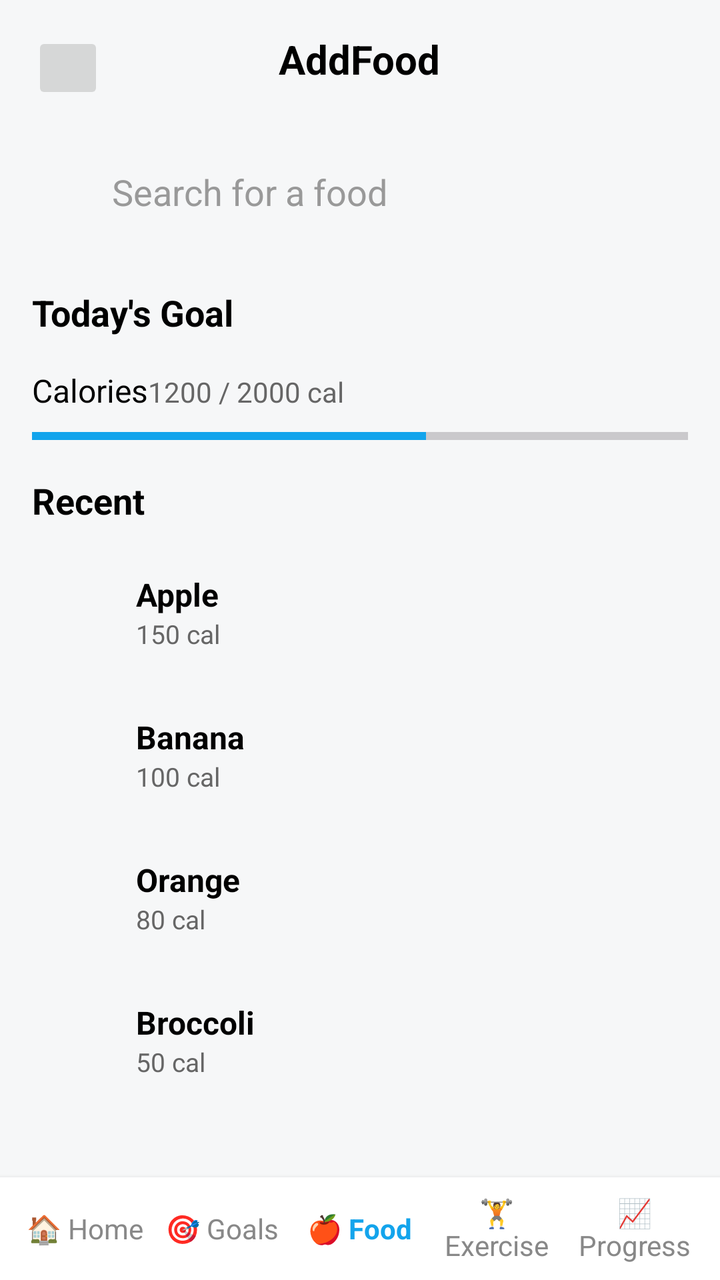
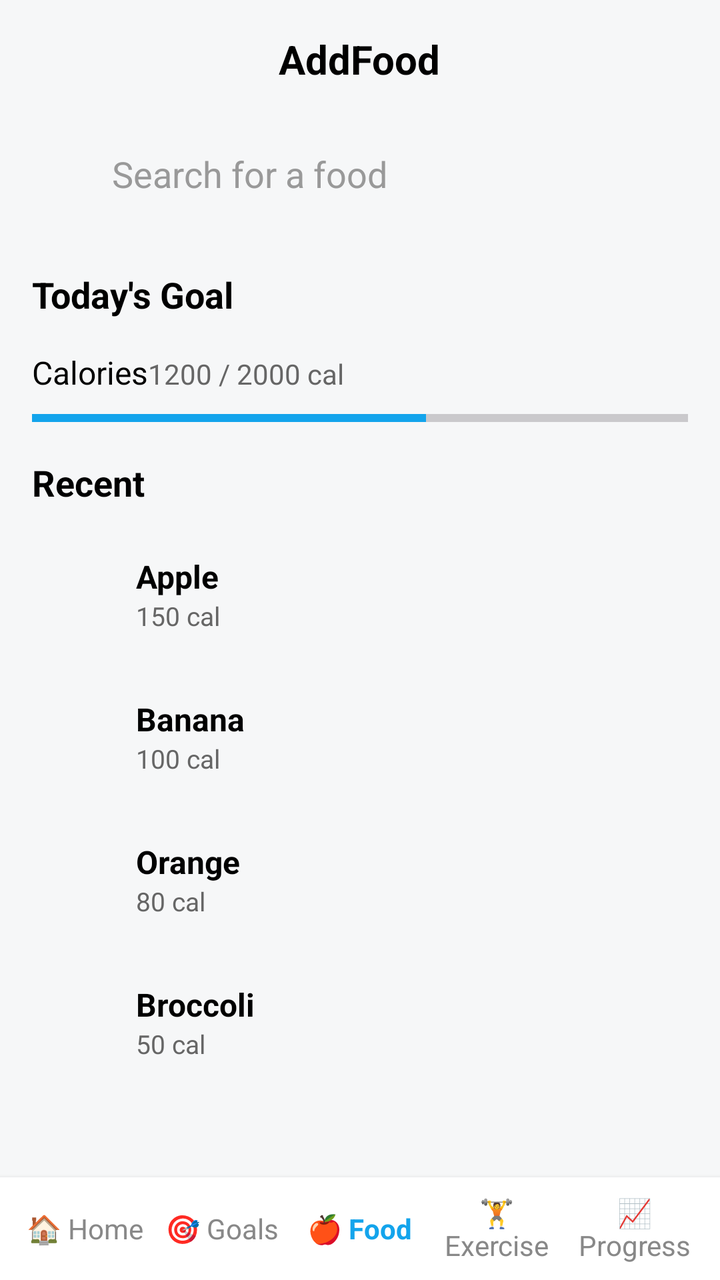

Before-and-after screenshots of an Android layout around one commit, followed by the original layout XML and the change that was made.
<!-- AndroidManifest.xml: application theme Theme.FinalHamada -->
<!-- res/layout/activity_add_foods.xml -->
<?xml version="1.0" encoding="utf-8"?>
<LinearLayout xmlns:android="http://schemas.android.com/apk/res/android"
    android:orientation="vertical"
    android:background="#F6F7F8"
    android:layout_width="match_parent"
    android:layout_height="match_parent"
    android:id="@+id/main">

    
    <RelativeLayout
        android:layout_width="match_parent"
        android:layout_height="wrap_content"
        android:padding="16dp">

        <ImageButton
            android:id="@+id/btnClose"
            android:layout_alignParentStart="true"
            android:layout_width="36dp"
            android:layout_height="36dp" />

        <TextView
            android:id="@+id/tvTitle"
            android:text="AddFood"
            android:textSize="20sp"
            android:textStyle="bold"
            android:layout_centerHorizontal="true"
            android:textColor="#000"
            android:layout_width="wrap_content"
            android:layout_height="wrap_content" />
    </RelativeLayout>

    
    <LinearLayout
        android:orientation="horizontal"
        android:padding="8dp"
        android:layout_marginHorizontal="16dp"
        android:layout_marginTop="4dp"
        android:layout_width="match_parent"
        android:layout_height="48dp">

        <ImageView
            android:layout_gravity="center_vertical"
            android:layout_marginEnd="8dp"
            android:layout_width="24dp"
            android:layout_height="24dp"/>

        <EditText
            android:id="@+id/etSearchFood"
            android:hint="Search for a food"
            android:background="@null"
            android:textColor="#000"
            android:textColorHint="#999"
            android:layout_weight="1"
            android:layout_width="0dp"
            android:layout_height="match_parent"/>
    </LinearLayout>

    
    <TextView
        android:id="@+id/tvTdGoal"
        android:layout_width="wrap_content"
        android:layout_height="wrap_content"
        android:layout_marginStart="16dp"
        android:layout_marginTop="24dp"
        android:text="Today's Goal"
        android:textColor="#000"
        android:textSize="18sp"
        android:textStyle="bold" />

    
    <LinearLayout
        android:orientation="vertical"
        android:layout_margin="16dp"
        android:layout_width="match_parent"
        android:layout_height="wrap_content">

        <LinearLayout
            android:orientation="horizontal"
            android:layout_width="match_parent"
            android:layout_height="wrap_content">

            <TextView
                android:id="@+id/tvCalrories"
                android:layout_width="wrap_content"
                android:layout_height="wrap_content"
                android:text="Calories"
                android:textColor="#000"
                android:textSize="16sp" />

            <TextView
                android:id="@+id/tvCAL"
                android:layout_width="wrap_content"
                android:layout_height="wrap_content"
                android:text="1200 / 2000 cal"
                android:textColor="#666"
                android:textSize="14sp" />
        </LinearLayout>

        <ProgressBar
            android:id="@+id/progressCalories"
            style="?android:attr/progressBarStyleHorizontal"
            android:progress="60"
            android:progressTint="#13a4ec"
            android:backgroundTint="#E0E0E0"
            android:layout_marginTop="8dp"
            android:layout_width="match_parent"
            android:layout_height="8dp"/>
    </LinearLayout>

    
    <TextView
        android:id="@+id/tvRecent"
        android:layout_width="wrap_content"
        android:layout_height="wrap_content"
        android:layout_marginStart="16dp"
        android:layout_marginBottom="8dp"
        android:text="Recent"
        android:textColor="#000"
        android:textSize="18sp"
        android:textStyle="bold" />

    <ScrollView
        android:layout_width="match_parent"
        android:layout_height="0dp"
        android:layout_weight="1">

        <LinearLayout
            android:orientation="vertical"
            android:layout_marginBottom="16dp"
            android:layout_width="match_parent"
            android:layout_height="wrap_content">

            
            <LinearLayout
                android:orientation="horizontal"
                android:gravity="center_vertical"
                android:padding="12dp"
                android:layout_marginHorizontal="8dp"
                android:layout_marginVertical="4dp"
                android:layout_width="match_parent"
                android:layout_height="wrap_content">

                <ImageView
                    android:backgroundTint="#13a4ec"
                    android:layout_marginEnd="12dp"
                    android:layout_width="36dp"
                    android:layout_height="36dp"/>

                <LinearLayout
                    android:orientation="vertical"
                    android:layout_weight="1"
                    android:layout_width="0dp"
                    android:layout_height="wrap_content">

                    <TextView
                        android:id="@+id/tvApple"
                        android:layout_width="wrap_content"
                        android:layout_height="wrap_content"
                        android:text="Apple"
                        android:textColor="#000"
                        android:textSize="16sp"
                        android:textStyle="bold" />

                    <TextView
                        android:id="@+id/tvcalApple"
                        android:layout_width="wrap_content"
                        android:layout_height="wrap_content"
                        android:text="150 cal"
                        android:textColor="#666"
                        android:textSize="13sp" />
                </LinearLayout>

                <ImageButton
                    android:background="?android:selectableItemBackgroundBorderless"
                    android:layout_width="36dp"
                    android:layout_height="36dp"/>
            </LinearLayout>

            
            <LinearLayout
                android:orientation="horizontal"
                android:gravity="center_vertical"
                android:padding="12dp"
                android:layout_marginHorizontal="8dp"
                android:layout_marginVertical="4dp"
                android:layout_width="match_parent"
                android:layout_height="wrap_content">

                <ImageView
                    android:backgroundTint="#f44336"
                    android:layout_marginEnd="12dp"
                    android:layout_width="36dp"
                    android:layout_height="36dp"/>

                <LinearLayout
                    android:orientation="vertical"
                    android:layout_weight="1"
                    android:layout_width="0dp"
                    android:layout_height="wrap_content">

                    <TextView
                        android:id="@+id/tvBanana"
                        android:layout_width="wrap_content"
                        android:layout_height="wrap_content"
                        android:text="Banana"
                        android:textColor="#000"
                        android:textSize="16sp"
                        android:textStyle="bold" />

                    <TextView
                        android:id="@+id/1"
                        android:layout_width="wrap_content"
                        android:layout_height="wrap_content"
                        android:text="100 cal"
                        android:textColor="#666"
                        android:textSize="13sp" />
                </LinearLayout>

                <ImageButton
                    android:background="?android:selectableItemBackgroundBorderless"
                    android:layout_width="36dp"
                    android:layout_height="36dp"/>
            </LinearLayout>

            
            <LinearLayout
                android:orientation="horizontal"
                android:gravity="center_vertical"
                android:padding="12dp"
                android:layout_marginHorizontal="8dp"
                android:layout_marginVertical="4dp"
                android:layout_width="match_parent"
                android:layout_height="wrap_content">

                <ImageView
                    android:backgroundTint="#ff9800"
                    android:layout_marginEnd="12dp"
                    android:layout_width="36dp"
                    android:layout_height="36dp"/>

                <LinearLayout
                    android:orientation="vertical"
                    android:layout_weight="1"
                    android:layout_width="0dp"
                    android:layout_height="wrap_content">

                    <TextView
                        android:id="@+id/tvOrange"
                        android:layout_width="wrap_content"
                        android:layout_height="wrap_content"
                        android:text="Orange"
                        android:textColor="#000"
                        android:textSize="16sp"
                        android:textStyle="bold" />

                    <TextView
                        android:id="@+id/tvcalOrange"
                        android:layout_width="wrap_content"
                        android:layout_height="wrap_content"
                        android:text="80 cal"
                        android:textColor="#666"
                        android:textSize="13sp" />
                </LinearLayout>

                <ImageButton
                    android:background="?android:selectableItemBackgroundBorderless"
                    android:layout_width="36dp"
                    android:layout_height="36dp"/>
            </LinearLayout>

            
            <LinearLayout
                android:orientation="horizontal"
                android:gravity="center_vertical"
                android:padding="12dp"
                android:layout_marginHorizontal="8dp"
                android:layout_marginVertical="4dp"
                android:layout_width="match_parent"
                android:layout_height="wrap_content">

                <ImageView
                    android:backgroundTint="#4caf50"
                    android:layout_marginEnd="12dp"
                    android:layout_width="36dp"
                    android:layout_height="36dp"/>

                <LinearLayout
                    android:orientation="vertical"
                    android:layout_weight="1"
                    android:layout_width="0dp"
                    android:layout_height="wrap_content">

                    <TextView
                        android:id="@+id/tvBroccoli"
                        android:layout_width="wrap_content"
                        android:layout_height="wrap_content"
                        android:text="Broccoli"
                        android:textColor="#000"
                        android:textSize="16sp"
                        android:textStyle="bold" />

                    <TextView
                        android:id="@+id/tvcalBroccoli"
                        android:layout_width="wrap_content"
                        android:layout_height="wrap_content"
                        android:text="50 cal"
                        android:textColor="#666"
                        android:textSize="13sp" />
                </LinearLayout>

                <ImageButton
                    android:background="?android:selectableItemBackgroundBorderless"
                    android:layout_width="36dp"
                    android:layout_height="36dp"/>
            </LinearLayout>

        </LinearLayout>
    </ScrollView>

    
    <LinearLayout
        android:orientation="horizontal"
        android:background="#FFFFFF"
        android:padding="8dp"
        android:elevation="4dp"
        android:gravity="center"
        android:weightSum="5"
        android:layout_width="match_parent"
        android:layout_height="wrap_content">

        <TextView
            android:id="@+id/tvHome"
            android:layout_width="0dp"
            android:layout_height="wrap_content"
            android:layout_weight="1"
            android:gravity="center"
            android:text="🏠 Home"
            android:textColor="#888" />

        <TextView
            android:id="@+id/tvGoals"
            android:layout_width="0dp"
            android:layout_height="wrap_content"
            android:layout_weight="1"
            android:gravity="center"
            android:text="🎯 Goals"
            android:textColor="#888" />

        <TextView
            android:id="@+id/tvFood"
            android:layout_width="0dp"
            android:layout_height="wrap_content"
            android:layout_weight="1"
            android:gravity="center"
            android:text="🍎 Food"
            android:textColor="#13a4ec"
            android:textStyle="bold" />

        <TextView
            android:id="@+id/tvExcercises"
            android:layout_width="0dp"
            android:layout_height="wrap_content"
            android:layout_weight="1"
            android:gravity="center"
            android:text="🏋 Exercise"
            android:textColor="#888" />

        <TextView
            android:id="@+id/tvProgress"
            android:layout_width="0dp"
            android:layout_height="wrap_content"
            android:layout_weight="1"
            android:gravity="center"
            android:text="📈 Progress"
            android:textColor="#888" />
    </LinearLayout>
</LinearLayout>
<!-- resources referenced by this layout -->
<resources>
  <style name="Theme.FinalHamada" parent="Base.Theme.FinalHamada" />
  <style name="Base.Theme.FinalHamada" parent="Theme.Material3.DayNight.NoActionBar">
          
          
      </style>
</resources>

<!-- the commit's change to res/layout/activity_add_foods.xml (unified diff, before → after) -->
@@ -1,5 +1,6 @@
 <?xml version="1.0" encoding="utf-8"?>
 <LinearLayout xmlns:android="http://schemas.android.com/apk/res/android"
+    xmlns:tools="http://schemas.android.com/tools"
     android:orientation="vertical"
     android:background="#F6F7F8"
     android:layout_width="match_parent"
@@ -12,11 +13,6 @@
         android:layout_height="wrap_content"
         android:padding="16dp">
 
-        <ImageButton
-            android:id="@+id/btnClose"
-            android:layout_alignParentStart="true"
-            android:layout_width="36dp"
-            android:layout_height="36dp" />
 
         <TextView
             android:id="@+id/tvTitle"
@@ -36,7 +32,8 @@
         android:layout_marginHorizontal="16dp"
         android:layout_marginTop="4dp"
         android:layout_width="match_parent"
-        android:layout_height="48dp">
+        android:layout_height="48dp"
+        tools:ignore="ExtraText">
 
         <ImageView
             android:layout_gravity="center_vertical"
@@ -44,15 +41,18 @@
             android:layout_width="24dp"
             android:layout_height="24dp"/>
 
+        ]>
+
         <EditText
             android:id="@+id/etSearchFood"
+            android:layout_width="0dp"
+            android:layout_height="match_parent"
+            android:layout_weight="1"
+            android:background="@null"
             android:hint="Search for a food"
-            android:background="@null"
             android:textColor="#000"
             android:textColorHint="#999"
-            android:layout_weight="1"
-            android:layout_width="0dp"
-            android:layout_height="match_parent"/>
+            tools:ignore="TouchTargetSizeCheck" />
     </LinearLayout>
 
     
@@ -170,10 +170,6 @@
                         android:textSize="13sp" />
                 </LinearLayout>
 
-                <ImageButton
-                    android:background="?android:selectableItemBackgroundBorderless"
-                    android:layout_width="36dp"
-                    android:layout_height="36dp"/>
             </LinearLayout>
 
             
@@ -208,7 +204,7 @@
                         android:textStyle="bold" />
 
                     <TextView
-                        android:id="@+id/1"
+                        android:id="@+id/tvAddFood"
                         android:layout_width="wrap_content"
                         android:layout_height="wrap_content"
                         android:text="100 cal"
@@ -216,10 +212,6 @@
                         android:textSize="13sp" />
                 </LinearLayout>
 
-                <ImageButton
-                    android:background="?android:selectableItemBackgroundBorderless"
-                    android:layout_width="36dp"
-                    android:layout_height="36dp"/>
             </LinearLayout>
 
             
@@ -262,10 +254,6 @@
                         android:textSize="13sp" />
                 </LinearLayout>
 
-                <ImageButton
-                    android:background="?android:selectableItemBackgroundBorderless"
-                    android:layout_width="36dp"
-                    android:layout_height="36dp"/>
             </LinearLayout>
 
             
@@ -308,10 +296,6 @@
                         android:textSize="13sp" />
                 </LinearLayout>
 
-                <ImageButton
-                    android:background="?android:selectableItemBackgroundBorderless"
-                    android:layout_width="36dp"
-                    android:layout_height="36dp"/>
             </LinearLayout>
 
         </LinearLayout>
